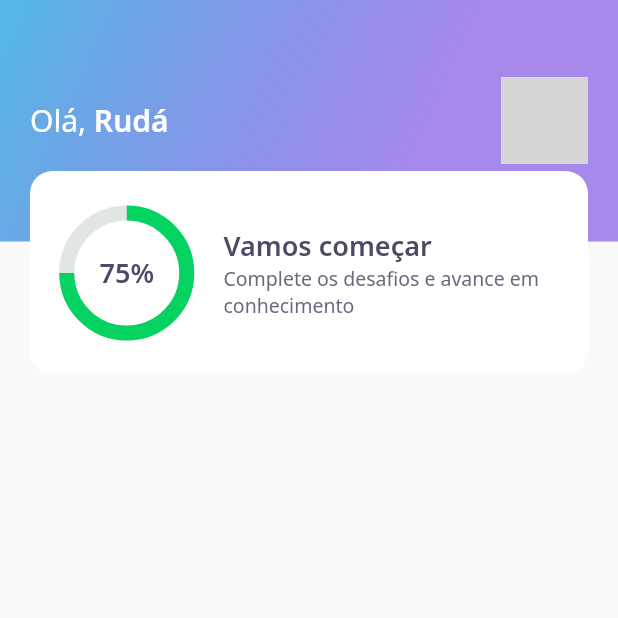
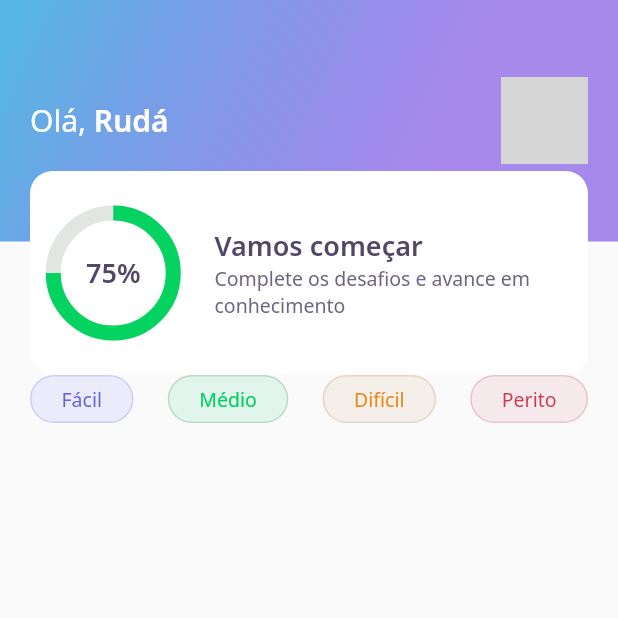
Before and after one commit to rudatorquato/DevQuiz, a Flutter app: the screen it shows after launch, on a phone screen of 412 x 824 dp, the top half of it. Run offline on Flutter 3.47's test engine with Material 2 defaults, Android fonts, the phone set to English and light mode, and no system bars; our stand-ins replace google_fonts; network calls fail; grey boxes are pictures that could not be loaded.

Commit message:
botões sem o onTap e ajuste no widget score card

```diff
--- a/lib/home/home_page.dart
+++ b/lib/home/home_page.dart
@@ -1,4 +1,5 @@
 import 'package:DevQuiz/home/widgets/appbar/app_bar_widget.dart';
+import 'package:DevQuiz/home/widgets/level_button/level_button_widget.dart';
 import 'package:flutter/material.dart';
 
 class HomePage extends StatefulWidget {
@@ -12,7 +13,26 @@ class _HomePageState extends State<HomePage> {
   @override
   Widget build(BuildContext context) {
     return Scaffold(
-      appBar: AppBarWidget(),
-    );
+        appBar: AppBarWidget(),
+        body: Padding(
+          padding: const EdgeInsets.symmetric(horizontal: 20),
+          child: Row(
+            mainAxisAlignment: MainAxisAlignment.spaceBetween,
+            children: [
+              LevelButtonWidget(
+                label: "Fácil",
+              ),
+              LevelButtonWidget(
+                label: "Médio",
+              ),
+              LevelButtonWidget(
+                label: "Difícil",
+              ),
+              LevelButtonWidget(
+                label: "Perito",
+              ),
+            ],
+          ),
+        ));
   }
 }
--- /dev/null
+++ b/lib/home/widgets/level_button/level_button_widget.dart
@@ -0,0 +1,60 @@
+import 'package:DevQuiz/core/app_colors.dart';
+import 'package:DevQuiz/core/app_text_styles.dart';
+import 'package:flutter/material.dart';
+import 'package:google_fonts/google_fonts.dart';
+
+class LevelButtonWidget extends StatelessWidget {
+  final String label;
+  LevelButtonWidget({
+    Key? key,
+    required this.label,
+  })   : assert(["Fácil", "Médio", "Difícil", "Perito"].contains(label)),
+        super(key: key);
+
+  final config = {
+    "Fácil": {
+      "color": AppColors.levelButtonFacil,
+      "borderColor": AppColors.levelButtonBorderFacil,
+      "fontColor": AppColors.levelButtonTextFacil,
+    },
+    "Médio": {
+      "color": AppColors.levelButtonMedio,
+      "borderColor": AppColors.levelButtonBorderMedio,
+      "fontColor": AppColors.levelButtonTextMedio,
+    },
+    "Difícil": {
+      "color": AppColors.levelButtonDificil,
+      "borderColor": AppColors.levelButtonBorderDificil,
+      "fontColor": AppColors.levelButtonTextDificil,
+    },
+    "Perito": {
+      "color": AppColors.levelButtonPerito,
+      "borderColor": AppColors.levelButtonBorderPerito,
+      "fontColor": AppColors.levelButtonTextPerito,
+    },
+  };
+
+  Color get color => config[label]!['color']!;
+  Color get borderColor => config[label]!['borderColor']!;
+  Color get fontColor => config[label]!['fontColor']!;
+
+  @override
+  Widget build(BuildContext context) {
+    return Container(
+      decoration: BoxDecoration(
+        color: color,
+        border: Border.fromBorderSide(BorderSide(
+          color: borderColor,
+        )),
+        borderRadius: BorderRadius.circular(28),
+      ),
+      child: Padding(
+        padding: const EdgeInsets.symmetric(horizontal: 20, vertical: 6),
+        child: Text(
+          label,
+          style: GoogleFonts.notoSans(color: fontColor, fontSize: 13),
+        ),
+      ),
+    );
+  }
+}
--- a/lib/home/widgets/score_card/score_card_widget.dart
+++ b/lib/home/widgets/score_card/score_card_widget.dart
@@ -15,7 +15,7 @@ class ScoreCardWidget extends StatelessWidget {
         decoration: BoxDecoration(
             color: AppColors.white, borderRadius: BorderRadius.circular(15)),
         child: Padding(
-          padding: const EdgeInsets.symmetric(horizontal: 24),
+          padding: const EdgeInsets.symmetric(horizontal: 12, vertical: 12),
           child: Row(
             crossAxisAlignment: CrossAxisAlignment.center,
             children: [
```
Also changed, not shown: 4 other files.
